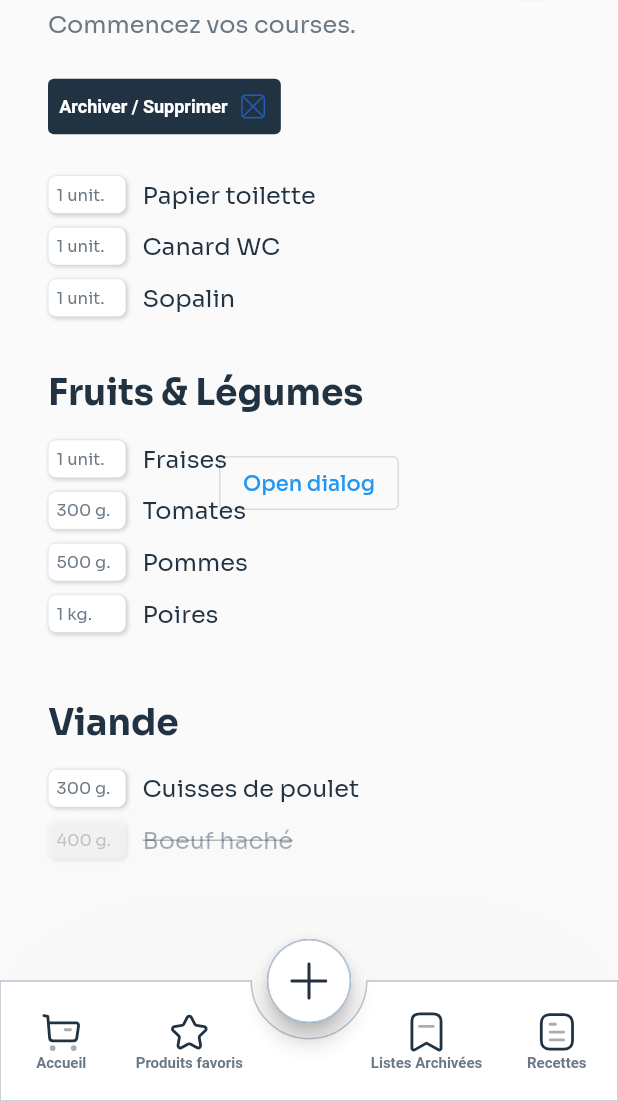
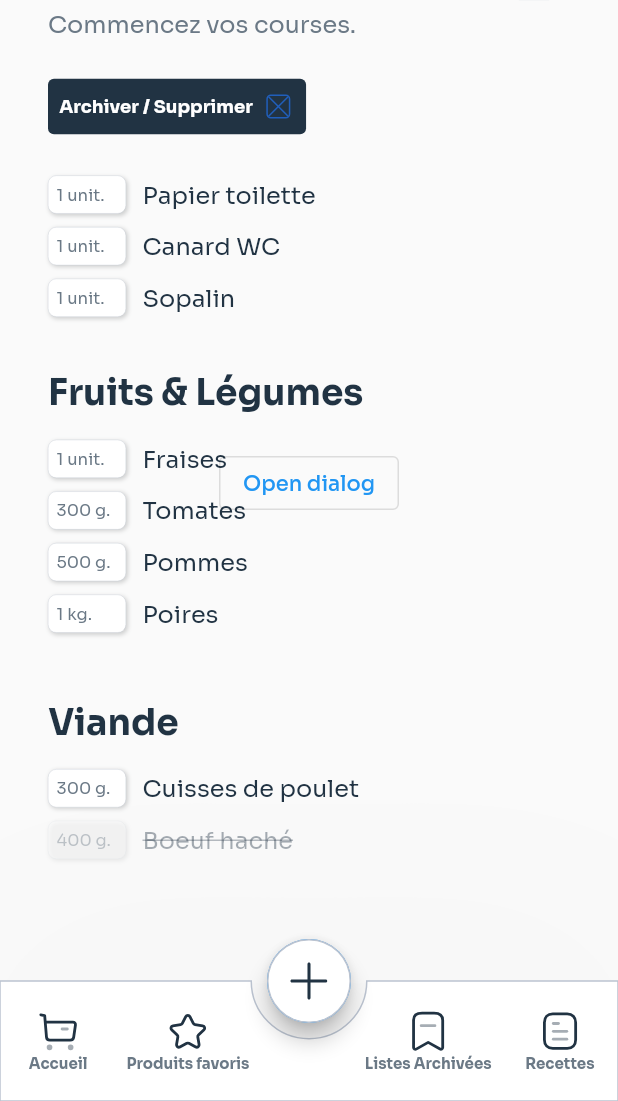
Before and after one commit to ctrl-plus-w/shopping_list_app, a Flutter app: the screen it shows after launch, on a phone screen of 412 x 824 dp, the part 135-1236 px from its top. Run offline on Flutter 3.47's test engine with Material 2 defaults, Android fonts, the phone set to English and light mode, and no system bars; our stand-ins replace flutter_svg, sqflite; missing offline and left inert: slugify; accounts and stored records are empty.

Commit message:
Changed some theme

```diff
--- a/lib/main.dart
+++ b/lib/main.dart
@@ -23,14 +23,22 @@
       backgroundColor: const Color.fromRGBO(250, 252, 255, 1),
       fontFamily: "Sora",
       textButtonTheme: TextButtonThemeData(
-        style: ButtonStyle(
-          backgroundColor:
-              MaterialStateProperty.all(const Color.fromRGBO(33, 51, 67, 1)),
-          padding: MaterialStateProperty.all(
-              const EdgeInsets.symmetric(vertical: 4, horizontal: 12)),
-          shape: MaterialStateProperty.all(
-            const RoundedRectangleBorder(
-              borderRadius: BorderRadius.all(Radius.circular(3)),
+        style: TextButton.styleFrom(
+          primary: const Color.fromRGBO(107, 121, 134, 1),
+        ).merge(
+          ButtonStyle(
+            textStyle: MaterialStateProperty.all(const TextStyle(
+              fontFamily: 'Sora',
+              fontSize: 16,
+              color: Color.fromRGBO(107, 121, 134, 1),
+            )),
+            backgroundColor: MaterialStateProperty.all(Colors.transparent),
+            padding: MaterialStateProperty.all(
+                const EdgeInsets.symmetric(vertical: 4, horizontal: 12)),
+            shape: MaterialStateProperty.all(
+              const RoundedRectangleBorder(
+                borderRadius: BorderRadius.all(Radius.circular(3)),
+              ),
             ),
           ),
         ),
@@ -58,8 +66,20 @@
         ),
       ),
       inputDecorationTheme: const InputDecorationTheme(
+        // Color
+        filled: true,
+        fillColor: Colors.white,
+
         // Border
         border: OutlineInputBorder(
+          borderRadius: BorderRadius.all(Radius.circular(3)),
+          borderSide: BorderSide(
+            color: Color.fromRGBO(187, 195, 208, 1),
+            width: 0.2,
+          ),
+        ),
+
+        enabledBorder: OutlineInputBorder(
           borderRadius: BorderRadius.all(Radius.circular(3)),
           borderSide: BorderSide(
             color: Color.fromRGBO(187, 195, 208, 1),
@@ -87,6 +107,7 @@
           primary: const Color.fromRGBO(33, 51, 67, 1),
           textStyle: const TextStyle(
             fontSize: 16,
+            fontFamily: 'Sora',
             fontWeight: FontWeight.w600,
             color: Colors.white,
           ),
```
